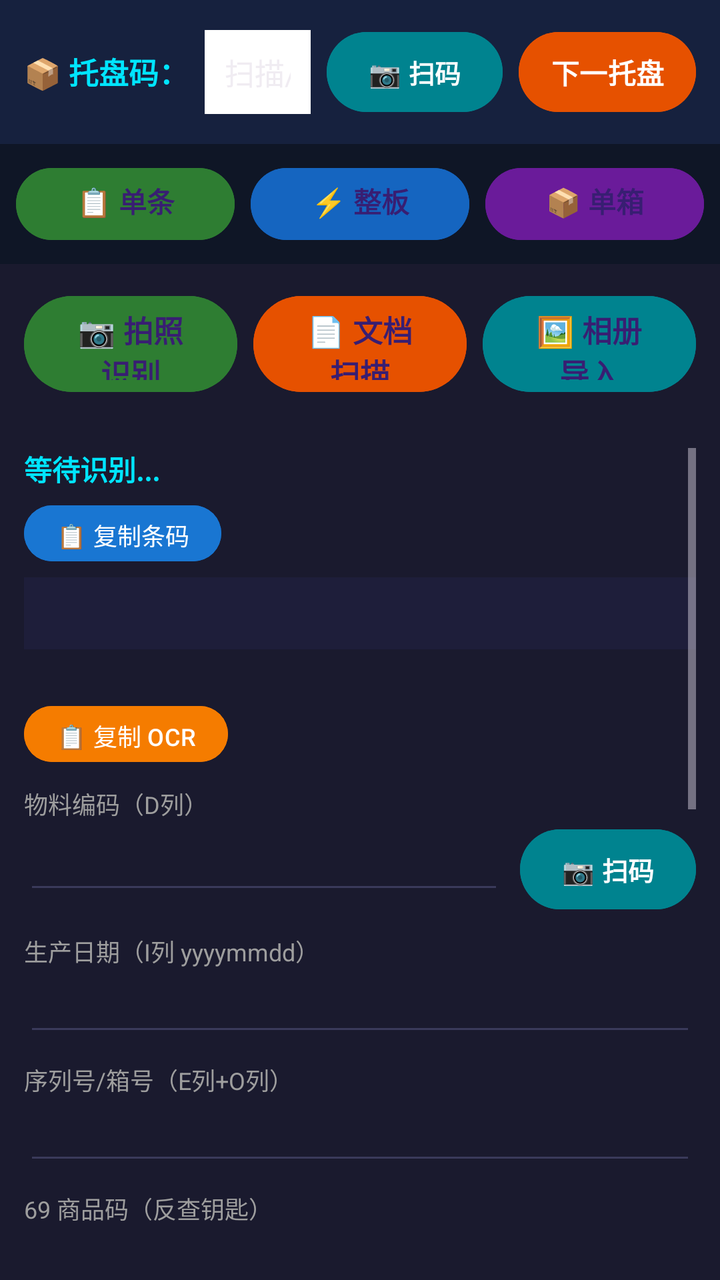
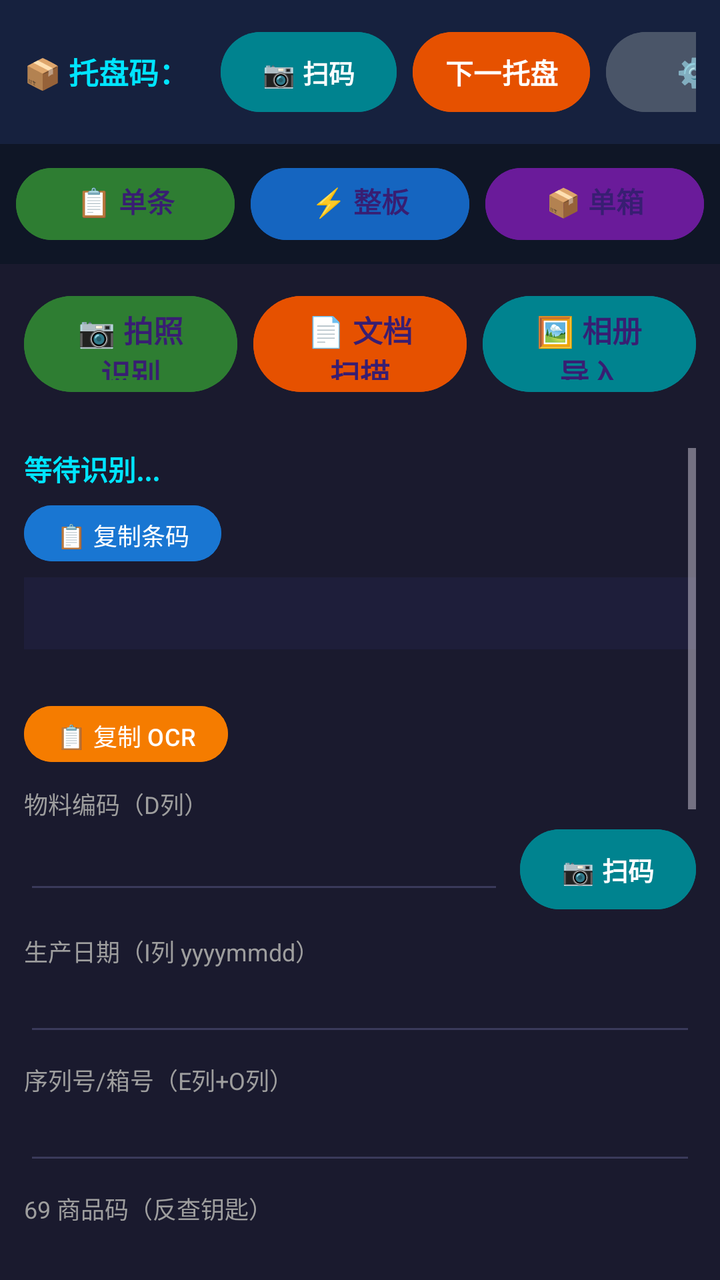

Screens rendered from an Android XML layout before and after an edit, with the pre-edit source and the edit as a unified diff.
<!-- AndroidManifest.xml: application theme Theme.LabelScanner -->
<!-- res/layout/activity_main.xml -->
<?xml version="1.0" encoding="utf-8"?>
<LinearLayout xmlns:android="http://schemas.android.com/apk/res/android"
    android:layout_width="match_parent"
    android:layout_height="match_parent"
    android:orientation="vertical"
    android:background="#1a1a2e">

    
    <LinearLayout
        android:id="@+id/trayBar"
        android:layout_width="match_parent"
        android:layout_height="wrap_content"
        android:orientation="horizontal"
        android:padding="12dp"
        android:background="#16213e"
        android:gravity="center_vertical">

        <TextView
            android:layout_width="wrap_content"
            android:layout_height="wrap_content"
            android:text="📦 托盘码："
            android:textColor="#00e5ff"
            android:textSize="15sp"
            android:textStyle="bold" />

        <EditText
            android:id="@+id/etTrayCode"
            android:layout_width="0dp"
            android:layout_height="wrap_content"
            android:layout_weight="1"
            android:layout_marginStart="8dp"
            android:background="@android:color/white"
            android:hint="扫描/输入托盘码"
            android:inputType="textCapCharacters"
            android:padding="10dp"
            android:textColor="#000000"
            android:textSize="15sp" />

        <Button
            android:id="@+id/btnScanTrayCode"
            android:layout_width="wrap_content"
            android:layout_height="wrap_content"
            android:layout_marginStart="8dp"
            android:backgroundTint="#00838f"
            android:paddingHorizontal="16dp"
            android:text="📷 扫码"
            android:textColor="#ffffff"
            android:textSize="13sp"
            android:textStyle="bold" />

        <Button
            android:id="@+id/btnNextTray"
            android:layout_width="wrap_content"
            android:layout_height="wrap_content"
            android:layout_marginStart="8dp"
            android:backgroundTint="#e65100"
            android:paddingHorizontal="16dp"
            android:text="下一托盘"
            android:textColor="#ffffff"
            android:textSize="14sp"
            android:textStyle="bold" />
    </LinearLayout>

    
    <LinearLayout
        android:layout_width="match_parent"
        android:layout_height="wrap_content"
        android:orientation="horizontal"
        android:padding="8dp"
        android:background="#0f1626"
        android:gravity="center">

        <Button
            android:id="@+id/btnModeSingle"
            android:layout_width="0dp"
            android:layout_height="44dp"
            android:layout_weight="1"
            android:backgroundTint="#2e7d32"
            android:text="📋 单条识别"
            android:textSize="14sp"
            android:textStyle="bold" />

        <Button
            android:id="@+id/btnModeBatch"
            android:layout_width="0dp"
            android:layout_height="44dp"
            android:layout_weight="1"
            android:layout_marginStart="8dp"
            android:backgroundTint="#1565c0"
            android:text="⚡ 整板快速录入"
            android:textSize="14sp"
            android:textStyle="bold" />

        <Button
            android:id="@+id/btnModeBox"
            android:layout_width="0dp"
            android:layout_height="44dp"
            android:layout_weight="1"
            android:layout_marginStart="8dp"
            android:backgroundTint="#6a1b9a"
            android:text="📦 单箱入库"
            android:textSize="14sp"
            android:textStyle="bold" />
    </LinearLayout>

    
    <LinearLayout
        android:id="@+id/panelSingle"
        android:layout_width="match_parent"
        android:layout_height="0dp"
        android:layout_weight="1"
        android:orientation="vertical">

        
        <LinearLayout
            android:layout_width="match_parent"
            android:layout_height="wrap_content"
            android:orientation="horizontal"
            android:padding="12dp"
            android:gravity="center">

            <Button
                android:id="@+id/btnCamera"
                android:layout_width="0dp"
                android:layout_height="56dp"
                android:layout_weight="1"
                android:backgroundTint="#2e7d32"
                android:text="📷 拍照识别"
                android:textSize="15sp"
                android:textStyle="bold" />

            <Button
                android:id="@+id/btnDocScan"
                android:layout_width="0dp"
                android:layout_height="56dp"
                android:layout_weight="1"
                android:layout_marginStart="8dp"
                android:backgroundTint="#e65100"
                android:text="📄 文档扫描"
                android:textSize="15sp"
                android:textStyle="bold" />

            <Button
                android:id="@+id/btnGallery"
                android:layout_width="0dp"
                android:layout_height="56dp"
                android:layout_weight="1"
                android:layout_marginStart="8dp"
                android:backgroundTint="#00838f"
                android:text="🖼 相册导入"
                android:textSize="15sp"
                android:textStyle="bold" />
        </LinearLayout>

        
        <ScrollView
            android:layout_width="match_parent"
            android:layout_height="0dp"
            android:layout_weight="1"
            android:padding="12dp">

            <LinearLayout
                android:layout_width="match_parent"
                android:layout_height="wrap_content"
                android:orientation="vertical">

                <TextView
                    android:id="@+id/tvBarcodes"
                    android:layout_width="match_parent"
                    android:layout_height="wrap_content"
                    android:text="等待识别..."
                    android:textColor="#00e5ff"
                    android:textSize="14sp"
                    android:textStyle="bold" />

                <Button
                    android:id="@+id/btnCopyBarcodes"
                    android:layout_width="wrap_content"
                    android:layout_height="36dp"
                    android:layout_marginTop="4dp"
                    android:backgroundTint="#1976d2"
                    android:paddingHorizontal="16dp"
                    android:text="📋 复制条码"
                    android:textColor="#ffffff"
                    android:textSize="12sp" />

                <TextView
                    android:id="@+id/resultPanel"
                    android:layout_width="match_parent"
                    android:layout_height="wrap_content"
                    android:layout_marginTop="4dp"
                    android:minHeight="36dp"
                    android:padding="8dp"
                    android:textColor="#ffffff"
                    android:textSize="13sp"
                    android:background="@color/result_idle" />

                <TextView
                    android:id="@+id/tvExtras"
                    android:layout_width="match_parent"
                    android:layout_height="wrap_content"
                    android:layout_marginTop="4dp"
                    android:textColor="#ffd54f"
                    android:textSize="12sp" />

                <Button
                    android:id="@+id/btnCopyOcr"
                    android:layout_width="wrap_content"
                    android:layout_height="36dp"
                    android:layout_marginTop="4dp"
                    android:backgroundTint="#f57c00"
                    android:paddingHorizontal="16dp"
                    android:text="📋 复制 OCR"
                    android:textColor="#ffffff"
                    android:textSize="12sp" />

                
                <TextView style="@style/FieldLabel" android:text="物料编码（D列）" />
                            <LinearLayout
                                android:layout_width="match_parent"
                                android:layout_height="wrap_content"
                                android:orientation="horizontal">
                                <EditText
                                    android:id="@+id/etMaterial"
                                    style="@style/FieldInput"
                                    android:layout_width="0dp"
                                    android:layout_weight="1" />
                                <Button
                                    android:id="@+id/btnScanMaterial"
                                    android:layout_width="wrap_content"
                                    android:layout_height="wrap_content"
                                    android:layout_marginStart="8dp"
                                    android:backgroundTint="#00838f"
                                    android:paddingHorizontal="16dp"
                                    android:text="📷 扫码"
                                    android:textColor="#ffffff"
                                    android:textSize="13sp"
                                    android:textStyle="bold" />
                            </LinearLayout>

                <TextView style="@style/FieldLabel" android:text="生产日期（I列 yyyymmdd）" />
                <EditText
                    android:id="@+id/etDate"
                    style="@style/FieldInput"
                    android:inputType="number" />

                <TextView style="@style/FieldLabel" android:text="序列号/箱号（E列+O列）" />
                <EditText
                    android:id="@+id/etSn"
                    style="@style/FieldInput" />

                <TextView style="@style/FieldLabel" android:text="69 商品码（反查钥匙）" />
                <EditText
                    android:id="@+id/etEan69"
                    style="@style/FieldInput" />

                <TextView style="@style/FieldLabel" android:text="型号" />
                <EditText
                    android:id="@+id/etModel"
                    style="@style/FieldInput" />

                <TextView style="@style/FieldLabel" android:text="颜色" />
                <EditText
                    android:id="@+id/etColor"
                    style="@style/FieldInput" />

                <TextView style="@style/FieldLabel" android:text="硒鼓/耗材型号" />
                <EditText
                    android:id="@+id/etToner"
                    style="@style/FieldInput" />

                
                <LinearLayout
                    android:layout_width="match_parent"
                    android:layout_height="wrap_content"
                    android:layout_marginTop="16dp"
                    android:orientation="horizontal">

                    <Button
                        android:id="@+id/btnSave"
                        android:layout_width="0dp"
                        android:layout_height="64dp"
                        android:layout_weight="1"
                        android:backgroundTint="#2e7d32"
                        android:text="✅ 保存本条"
                        android:textSize="18sp"
                        android:textStyle="bold" />

                    <Button
                        android:id="@+id/btnDiscard"
                        android:layout_width="0dp"
                        android:layout_height="64dp"
                        android:layout_weight="1"
                        android:layout_marginStart="12dp"
                        android:backgroundTint="#c62828"
                        android:text="✖ 丢弃"
                        android:textSize="18sp"
                        android:textStyle="bold" />
                </LinearLayout>

                
                <LinearLayout
                    android:layout_width="match_parent"
                    android:layout_height="wrap_content"
                    android:layout_marginTop="12dp"
                    android:gravity="center_vertical"
                    android:orientation="horizontal">

                    <TextView
                        android:id="@+id/tvCount"
                        android:layout_width="0dp"
                        android:layout_height="wrap_content"
                        android:layout_weight="1"
                        android:text="📋 已保存 0 条"
                        android:textColor="#00e5ff"
                        android:textSize="14sp" />

                    <Button
                        android:id="@+id/btnList"
                        android:layout_width="wrap_content"
                        android:layout_height="56dp"
                        android:backgroundTint="#6a1b9a"
                        android:paddingHorizontal="20dp"
                        android:text="📋 数据列表"
                        android:textSize="15sp"
                        android:textStyle="bold" />

                    <Button
                        android:id="@+id/btnExport"
                        android:layout_width="wrap_content"
                        android:layout_height="56dp"
                        android:layout_marginStart="8dp"
                        android:backgroundTint="#1565c0"
                        android:paddingHorizontal="20dp"
                        android:text="📤 导出 CSV"
                        android:textSize="15sp"
                        android:textStyle="bold" />

                    <Button
                        android:id="@+id/btnExportWms"
                        android:layout_width="wrap_content"
                        android:layout_height="56dp"
                        android:layout_marginStart="8dp"
                        android:backgroundTint="#ad1457"
                        android:paddingHorizontal="20dp"
                        android:text="🏭 导出 WMS"
                        android:textSize="15sp"
                        android:textStyle="bold" />
                </LinearLayout>

                
                <Button
                    android:id="@+id/btnTestRecognize"
                    android:layout_width="match_parent"
                    android:layout_height="56dp"
                    android:layout_marginTop="12dp"
                    android:backgroundTint="#7b1fa2"
                    android:text="🔬 测试识别（打印原始条码+OCR）"
                    android:textSize="15sp"
                    android:textStyle="bold" />
            </LinearLayout>
        </ScrollView>
    </LinearLayout>

    
    <LinearLayout
        android:id="@+id/panelBatch"
        android:layout_width="match_parent"
        android:layout_height="0dp"
        android:layout_weight="1"
        android:orientation="vertical"
        android:visibility="gone">

        
        <LinearLayout
            android:layout_width="match_parent"
            android:layout_height="wrap_content"
            android:orientation="vertical"
            android:padding="12dp"
            android:background="#16213e">

            <TextView
                android:layout_width="match_parent"
                android:layout_height="wrap_content"
                android:text="📦 整板共享信息（填一次，自动应用到所有条码）"
                android:textColor="#00e5ff"
                android:textSize="14sp"
                android:textStyle="bold"
                android:paddingBottom="8dp" />

            <TextView style="@style/FieldLabel" android:text="物料编码（必填）" />
            <LinearLayout
                android:layout_width="match_parent"
                android:layout_height="wrap_content"
                android:orientation="horizontal">
                <EditText
                    android:id="@+id/etBatchMaterial"
                    style="@style/FieldInput"
                    android:layout_width="0dp"
                    android:layout_weight="1"
                    android:hint="如：1234567890" />
                <Button
                    android:id="@+id/btnScanBatchMaterial"
                    android:layout_width="wrap_content"
                    android:layout_height="wrap_content"
                    android:layout_marginStart="8dp"
                    android:backgroundTint="#00838f"
                    android:paddingHorizontal="16dp"
                    android:text="📷 扫码"
                    android:textColor="#ffffff"
                    android:textSize="13sp"
                    android:textStyle="bold" />
            </LinearLayout>

            <TextView style="@style/FieldLabel" android:text="生产日期（必填，yyyymmdd）" />
            <EditText
                android:id="@+id/etBatchDate"
                style="@style/FieldInput"
                android:inputType="number"
                android:hint="如：20250809" />

            <TextView style="@style/FieldLabel" android:text="69 商品码（选填，用于反查）" />
            <EditText
                android:id="@+id/etBatchEan69"
                style="@style/FieldInput"
                android:hint="69开头13位" />

            <TextView style="@style/FieldLabel" android:text="型号/颜色/硒鼓（选填）" />
            <LinearLayout
                android:layout_width="match_parent"
                android:layout_height="wrap_content"
                android:orientation="horizontal">
                <EditText
                    android:id="@+id/etBatchModel"
                    style="@style/FieldInput"
                    android:layout_width="0dp"
                    android:layout_weight="1"
                    android:hint="型号" />
                <EditText
                    android:id="@+id/etBatchColor"
                    style="@style/FieldInput"
                    android:layout_width="0dp"
                    android:layout_weight="1"
                    android:layout_marginStart="8dp"
                    android:hint="颜色" />
                <EditText
                    android:id="@+id/etBatchToner"
                    style="@style/FieldInput"
                    android:layout_width="0dp"
                    android:layout_weight="1"
                    android:layout_marginStart="8dp"
                    android:hint="硒鼓" />
            </LinearLayout>

            <Button
                android:id="@+id/btnBatchApplyShared"
                android:layout_width="match_parent"
                android:layout_height="56dp"
                android:layout_marginTop="12dp"
                android:backgroundTint="#6a1b9a"
                android:text="✅ 确认共享信息，开始扫描序列号"
                android:textSize="16sp"
                android:textStyle="bold" />
        </LinearLayout>

        
        <LinearLayout
            android:layout_width="match_parent"
            android:layout_height="0dp"
            android:layout_weight="1"
            android:orientation="vertical"
            android:padding="12dp">

            <LinearLayout
                android:layout_width="match_parent"
                android:layout_height="wrap_content"
                android:orientation="horizontal"
                android:gravity="center_vertical"
                android:paddingBottom="8dp">

                <TextView
                    android:layout_width="wrap_content"
                    android:layout_height="wrap_content"
                    android:text="📷 扫描序列号条码（仅识别 SN，自动去重）"
                    android:textColor="#00e5ff"
                    android:textSize="14sp"
                    android:textStyle="bold" />

                <TextView
                    android:id="@+id/tvBatchScannedCount"
                    android:layout_width="0dp"
                    android:layout_height="wrap_content"
                    android:layout_weight="1"
                    android:gravity="end"
                    android:text="已扫 0 个"
                    android:textColor="#ffd54f"
                    android:textSize="14sp"
                    android:textStyle="bold" />
            </LinearLayout>

            
            <LinearLayout
                android:layout_width="match_parent"
                android:layout_height="wrap_content"
                android:orientation="horizontal"
                android:paddingBottom="12dp">

                <Button
                    android:id="@+id/btnBatchCamera"
                    android:layout_width="0dp"
                    android:layout_height="56dp"
                    android:layout_weight="1"
                    android:backgroundTint="#2e7d32"
                    android:text="📷 拍照扫码"
                    android:textSize="15sp"
                    android:textStyle="bold" />

                <Button
                    android:id="@+id/btnBatchGallery"
                    android:layout_width="0dp"
                    android:layout_height="56dp"
                    android:layout_weight="1"
                    android:layout_marginStart="8dp"
                    android:backgroundTint="#00838f"
                    android:text="🖼 相册导入"
                    android:textSize="15sp"
                    android:textStyle="bold" />
            </LinearLayout>

            
            <TextView
                android:layout_width="match_parent"
                android:layout_height="wrap_content"
                android:text="已扫序列号（可长按删除）"
                android:textColor="#ffffff"
                android:textSize="13sp"
                android:paddingBottom="4dp" />

            <androidx.recyclerview.widget.RecyclerView
                android:id="@+id/rvBatchSnList"
                android:layout_width="match_parent"
                android:layout_height="0dp"
                android:layout_weight="1" />

            
            <LinearLayout
                android:layout_width="match_parent"
                android:layout_height="wrap_content"
                android:layout_marginTop="12dp"
                android:gravity="center_vertical"
                android:orientation="horizontal">

                <TextView
                    android:id="@+id/tvBatchCount"
                    android:layout_width="0dp"
                    android:layout_height="wrap_content"
                    android:layout_weight="1"
                    android:text="📋 本托盘 0 条"
                    android:textColor="#00e5ff"
                    android:textSize="14sp" />

                <Button
                    android:id="@+id/btnBatchClear"
                    android:layout_width="wrap_content"
                    android:layout_height="56dp"
                    android:backgroundTint="#c62828"
                    android:paddingHorizontal="20dp"
                    android:text="🗑 清空重扫"
                    android:textSize="14sp"
                    android:textStyle="bold" />

                <Button
                    android:id="@+id/btnBatchSaveAll"
                    android:layout_width="wrap_content"
                    android:layout_height="56dp"
                    android:layout_marginStart="8dp"
                    android:backgroundTint="#2e7d32"
                    android:paddingHorizontal="20dp"
                    android:text="💾 批量保存"
                    android:textSize="15sp"
                    android:textStyle="bold" />
            </LinearLayout>
        </LinearLayout>
    </LinearLayout>
</LinearLayout>
<!-- resources referenced by this layout -->
<resources>
  <color name="result_idle">#1e1e3a</color>
  <style name="FieldInput">
          <item name="android:layout_width">match_parent</item>
          <item name="android:layout_height">wrap_content</item>
          <item name="android:backgroundTint">#3a3a5a</item>
          <item name="android:textColor">#ffffff</item>
          <item name="android:textSize">16sp</item>
          <item name="android:singleLine">true</item>
      </style>
  <style name="FieldLabel">
          <item name="android:layout_width">match_parent</item>
          <item name="android:layout_height">wrap_content</item>
          <item name="android:layout_marginTop">8dp</item>
          <item name="android:textSize">12sp</item>
          <item name="android:textColor">#9e9e9e</item>
      </style>
  <style name="Theme.LabelScanner" parent="Theme.Material3.Dark.NoActionBar">
          <item name="android:statusBarColor">@android:color/transparent</item>
          <item name="android:navigationBarColor">@android:color/transparent</item>
          <item name="android:windowDrawsSystemBarBackgrounds">true</item>
          <item name="android:windowLightStatusBar">false</item>
          <item name="android:windowLightNavigationBar">false</item>
      </style>
</resources>

<!-- the commit's change to res/layout/activity_main.xml (unified diff, before → after) -->
@@ -49,17 +49,29 @@
             android:textStyle="bold" />
 
         <Button
-            android:id="@+id/btnNextTray"
-            android:layout_width="wrap_content"
-            android:layout_height="wrap_content"
-            android:layout_marginStart="8dp"
-            android:backgroundTint="#e65100"
-            android:paddingHorizontal="16dp"
-            android:text="下一托盘"
-            android:textColor="#ffffff"
-            android:textSize="14sp"
-            android:textStyle="bold" />
-    </LinearLayout>
+                                android:id="@+id/btnNextTray"
+                                android:layout_width="wrap_content"
+                                android:layout_height="wrap_content"
+                                android:layout_marginStart="8dp"
+                                android:backgroundTint="#e65100"
+                                android:paddingHorizontal="16dp"
+                                android:text="下一托盘"
+                                android:textColor="#ffffff"
+                                android:textSize="14sp"
+                                android:textStyle="bold" />
+
+                            <Button
+                                android:id="@+id/btnSettings"
+                                android:layout_width="wrap_content"
+                                android:layout_height="wrap_content"
+                                android:layout_marginStart="8dp"
+                                android:backgroundTint="#4a5568"
+                                android:paddingHorizontal="12dp"
+                                android:text="⚙️"
+                                android:textColor="#ffffff"
+                                android:textSize="14sp"
+                                android:textStyle="bold" />
+                        </LinearLayout>
 
     
     <LinearLayout
